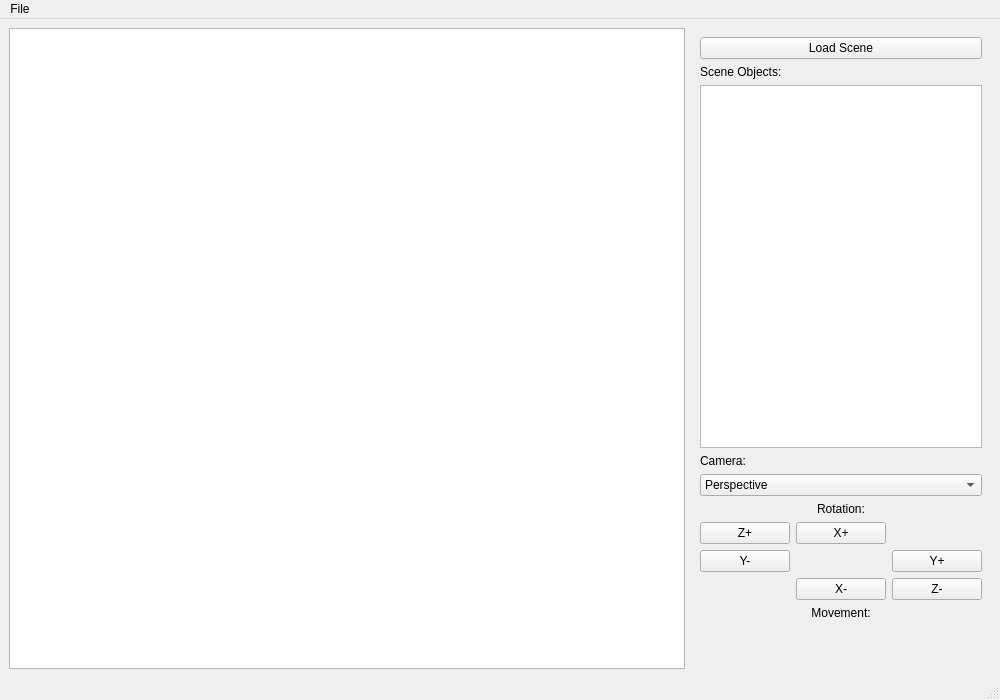
Old version of the form lab03/src/ui/mainwindow.ui in the repository WALHAY/iu7-oop.
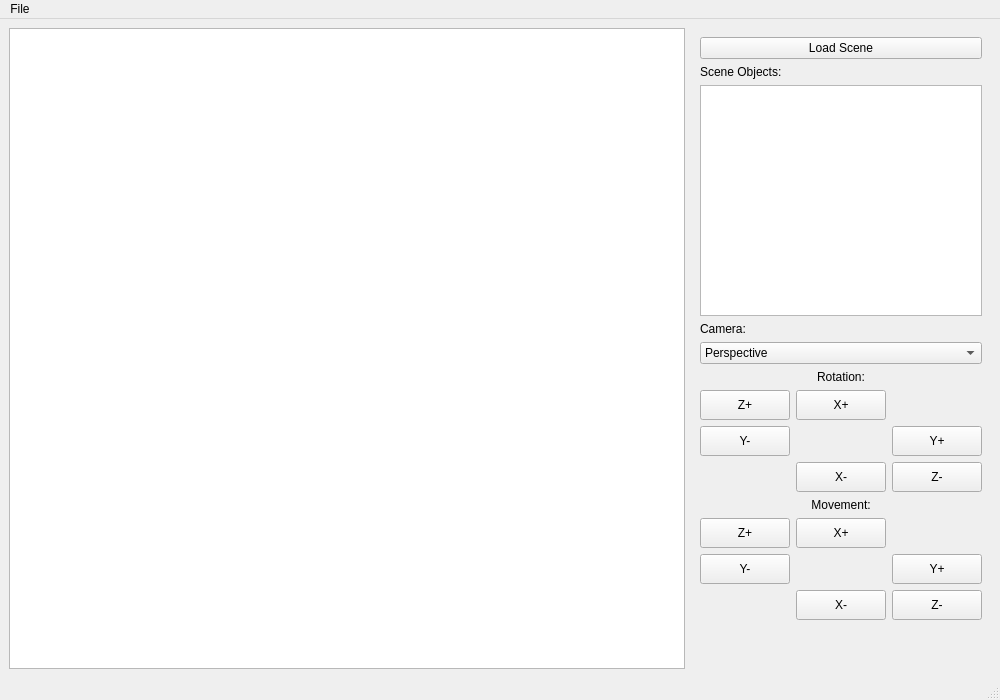
New version of the form.

Diff of the .ui file:
```diff
--- a/lab03/src/ui/mainwindow.ui
+++ b/lab03/src/ui/mainwindow.ui
@@ -112,7 +112,7 @@
               </widget>
             </item>
             <item>
-              <layout class="QGridLayout" name="rotationGridLayout">
+              <layout class="QGridLayout" name="rotationGridLayout" columnstretch="0,0,0" rowstretch="0,0,0">
                 <!-- Row 0 -->
                 <item row="0" column="0">
                   <widget class="QPushButton" name="rotateZPosButton">
@@ -122,6 +122,12 @@
                     <property name="toolTip">
                       <string>Rotate clockwise around Z axis</string>
                     </property>
+                    <property name="minimumSize">
+                      <size>
+                        <width>60</width>
+                        <height>30</height>
+                      </size>
+                    </property>
                   </widget>
                 </item>
                 <item row="0" column="1">
@@ -132,13 +138,19 @@
                     <property name="toolTip">
                       <string>Rotate right around X axis</string>
                     </property>
+                    <property name="minimumSize">
+                      <size>
+                        <width>60</width>
+                        <height>30</height>
+                      </size>
+                    </property>
                   </widget>
                 </item>
                 <item row="0" column="2">
                   <spacer name="spacerTopRight">
                     <property name="sizeHint" stdset="0">
                       <size>
-                        <width>40</width>
+                        <width>60</width>
                         <height>20</height>
                       </size>
                     </property>
@@ -154,13 +166,19 @@
                     <property name="toolTip">
                       <string>Rotate down around Y axis</string>
                     </property>
+                    <property name="minimumSize">
+                      <size>
+                        <width>60</width>
+                        <height>30</height>
+                      </size>
+                    </property>
                   </widget>
                 </item>
                 <item row="1" column="1">
                   <spacer name="spacerCenter">
                     <property name="sizeHint" stdset="0">
                       <size>
-                        <width>40</width>
+                        <width>60</width>
                         <height>20</height>
                       </size>
                     </property>
@@ -174,6 +192,12 @@
                     <property name="toolTip">
                       <string>Rotate up around Y axis</string>
                     </property>
+                    <property name="minimumSize">
+                      <size>
+                        <width>60</width>
+                        <height>30</height>
+                      </size>
+                    </property>
                   </widget>
                 </item>
                 
@@ -182,7 +206,7 @@
                   <spacer name="spacerBottomLeft">
                     <property name="sizeHint" stdset="0">
                       <size>
-                        <width>40</width>
+                        <width>60</width>
                         <height>20</height>
                       </size>
                     </property>
@@ -196,6 +220,12 @@
                     <property name="toolTip">
                       <string>Rotate left around X axis</string>
                     </property>
+                    <property name="minimumSize">
+                      <size>
+                        <width>60</width>
+                        <height>30</height>
+                      </size>
+                    </property>
                   </widget>
                 </item>
                 <item row="2" column="2">
@@ -206,6 +236,12 @@
                     <property name="toolTip">
                       <string>Rotate counter-clockwise around Z axis</string>
                     </property>
+                    <property name="minimumSize">
+                      <size>
+                        <width>60</width>
+                        <height>30</height>
+                      </size>
+                    </property>
                   </widget>
                 </item>
               </layout>
@@ -223,8 +259,138 @@
               </widget>
             </item>
             <item>
-              <layout class="QGridLayout" name="movementGridLayout">
-                <!-- Movement buttons would go here in similar pattern -->
+              <layout class="QGridLayout" name="movementGridLayout" columnstretch="0,0,0" rowstretch="0,0,0">
+                <!-- Row 0 -->
+                <item row="0" column="0">
+                  <widget class="QPushButton" name="moveZPosButton">
+                    <property name="text">
+                      <string>Z+</string>
+                    </property>
+                    <property name="toolTip">
+                      <string>Move forward along Z axis</string>
+                    </property>
+                    <property name="minimumSize">
+                      <size>
+                        <width>60</width>
+                        <height>30</height>
+                      </size>
+                    </property>
+                  </widget>
+                </item>
+                <item row="0" column="1">
+                  <widget class="QPushButton" name="moveXPosButton">
+                    <property name="text">
+                      <string>X+</string>
+                    </property>
+                    <property name="toolTip">
+                      <string>Move right along X axis</string>
+                    </property>
+                    <property name="minimumSize">
+                      <size>
+                        <width>60</width>
+                        <height>30</height>
+                      </size>
+                    </property>
+                  </widget>
+                </item>
+                <item row="0" column="2">
+                  <spacer name="spacer4">
+                    <property name="sizeHint" stdset="0">
+                      <size>
+                        <width>60</width>
+                        <height>20</height>
+                      </size>
+                    </property>
+                  </spacer>
+                </item>
+                
+                <!-- Row 1 -->
+                <item row="1" column="0">
+                  <widget class="QPushButton" name="moveYNegButton">
+                    <property name="text">
+                      <string>Y-</string>
+                    </property>
+                    <property name="toolTip">
+                      <string>Move down along Y axis</string>
+                    </property>
+                    <property name="minimumSize">
+                      <size>
+                        <width>60</width>
+                        <height>30</height>
+                      </size>
+                    </property>
+                  </widget>
+                </item>
+                <item row="1" column="1">
+                  <spacer name="spacer5">
+                    <property name="sizeHint" stdset="0">
+                      <size>
+                        <width>60</width>
+                        <height>20</height>
+                      </size>
+                    </property>
+                  </spacer>
+                </item>
+                <item row="1" column="2">
+                  <widget class="QPushButton" name="moveYPosButton">
+                    <property name="text">
+                      <string>Y+</string>
+                    </property>
+                    <property name="toolTip">
+                      <string>Move up along Y axis</string>
+                    </property>
+                    <property name="minimumSize">
+                      <size>
+                        <width>60</width>
+                        <height>30</height>
+                      </size>
+                    </property>
+                  </widget>
+                </item>
+                
+                <!-- Row 2 -->
+                <item row="2" column="0">
+                  <spacer name="spacer6">
+                    <property name="sizeHint" stdset="0">
+                      <size>
+                        <width>60</width>
+                        <height>20</height>
+                      </size>
+                    </property>
+                  </spacer>
+                </item>
+                <item row="2" column="1">
+                  <widget class="QPushButton" name="moveXNegButton">
+                    <property name="text">
+                      <string>X-</string>
+                    </property>
+                    <property name="toolTip">
+                      <string>Move left along X axis</string>
+                    </property>
+                    <property name="minimumSize">
+                      <size>
+                        <width>60</width>
+                        <height>30</height>
+                      </size>
+                    </property>
+                  </widget>
+                </item>
+                <item row="2" column="2">
+                  <widget class="QPushButton" name="moveZNegButton">
+                    <property name="text">
+                      <string>Z-</string>
+                    </property>
+                    <property name="toolTip">
+                      <string>Move backward along Z axis</string>
+                    </property>
+                    <property name="minimumSize">
+                      <size>
+                        <width>60</width>
+                        <height>30</height>
+                      </size>
+                    </property>
+                  </widget>
+                </item>
               </layout>
             </item>
             
```
Left out of the diff: 17 changed lines with no effect on the pictures.
